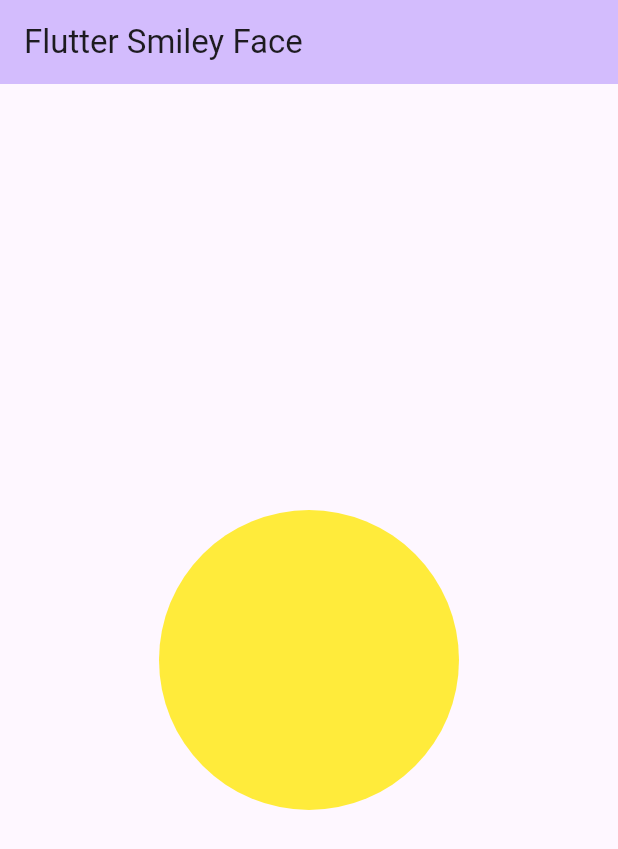
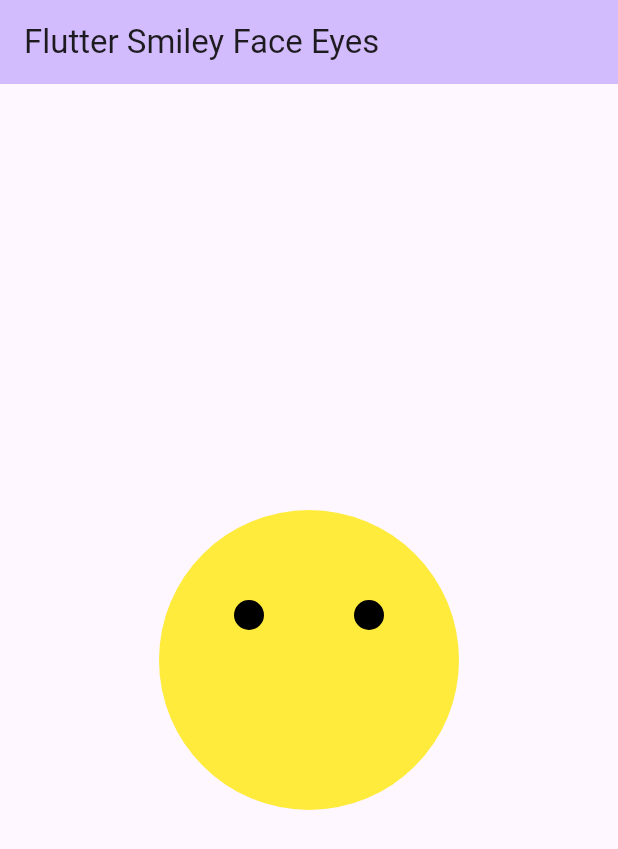
Before and after one commit to Lavanyathangaraj/mad_inclass_activity_4, a Flutter app: the screen it shows after launch, on a phone screen of 412 x 824 dp. Shown: the top 849 px of the screen. Run offline on Flutter 3.47's test engine with Material 3 defaults, Android fonts, the phone set to English and light mode, and no system bars.

Commit message:
Addition of eyes inside the yellow circle

```diff
--- a/lib/main.dart
+++ b/lib/main.dart
@@ -10,11 +10,11 @@
   @override
   Widget build(BuildContext context) {
     return MaterialApp(
-      title: 'Flutter Smiley Face',
+      title: 'Flutter Smiley Face Eyes',
       theme: ThemeData(
         colorScheme: ColorScheme.fromSeed(seedColor: Colors.deepPurple),
       ),
-      home: const MyHomePage(title: 'Flutter Smiley Face'),
+      home: const MyHomePage(title: 'Flutter Smiley Face Eyes'),
     );
   }
 }
@@ -31,15 +31,41 @@
         backgroundColor: Theme.of(context).colorScheme.inversePrimary,
         title: Text(title),
       ),
-      body: const Center(
-        child: SizedBox(
+      body: Center(
+        child: Container(
           width: 200,
           height: 200,
-          child: DecoratedBox(
-            decoration: BoxDecoration(
-              color: Colors.yellow,
-              shape: BoxShape.circle,
-            ),
+          decoration: const BoxDecoration(
+            color: Colors.yellow,
+            shape: BoxShape.circle,
+          ),
+          child: Stack(
+            children: [
+              Positioned(
+                left: 50,
+                top: 60,
+                child: Container(
+                  width: 20,
+                  height: 20,
+                  decoration: const BoxDecoration(
+                    color: Colors.black,
+                    shape: BoxShape.circle,
+                  ),
+                ),
+              ),
+              Positioned(
+                right: 50,
+                top: 60,
+                child: Container(
+                  width: 20,
+                  height: 20,
+                  decoration: const BoxDecoration(
+                    color: Colors.black,
+                    shape: BoxShape.circle,
+                  ),
+                ),
+              ),
+            ],
           ),
         ),
       ),
```
